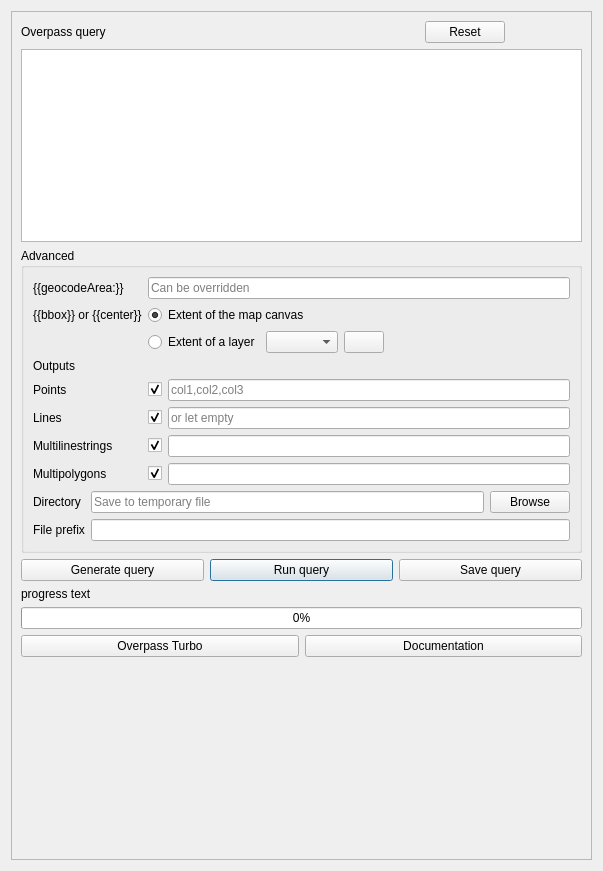
The window that ui/query.ui (3liz/QuickOSM) describes before a commit, drawn with Qt 5.
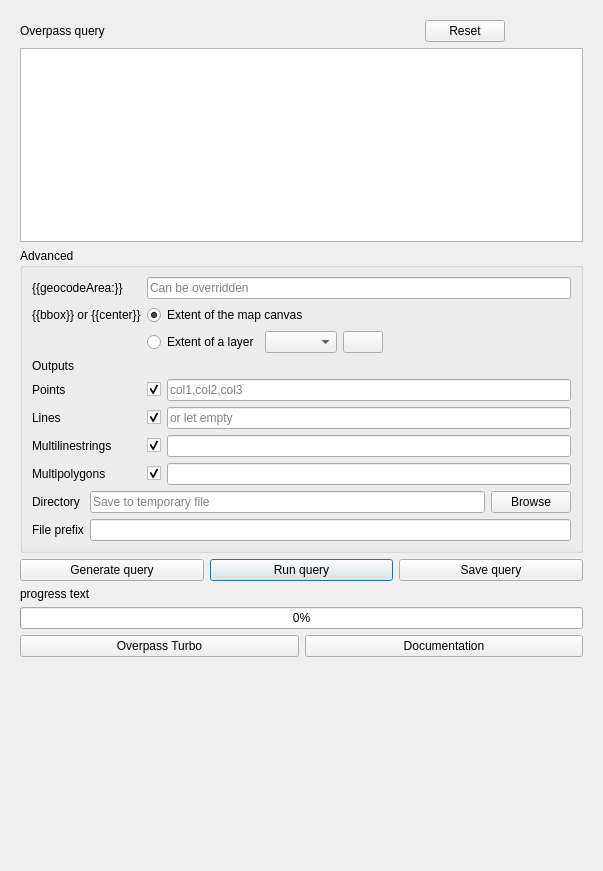
The same window after the commit. Icons and pictures are not drawn. Custom widgets are drawn as their Qt base class.

Commit message: delete frames in scroll area

Diff of the .ui file:
```diff
--- a/ui/query.ui
+++ b/ui/query.ui
@@ -16,6 +16,12 @@
   <layout class="QVBoxLayout" name="verticalLayout_3">
    <item>
     <widget class="QScrollArea" name="scrollArea">
+     <property name="frameShape">
+      <enum>QFrame::NoFrame</enum>
+     </property>
+     <property name="frameShadow">
+      <enum>QFrame::Plain</enum>
+     </property>
      <property name="widgetResizable">
       <bool>true</bool>
      </property>
@@ -24,8 +30,8 @@
        <rect>
         <x>0</x>
         <y>0</y>
-        <width>589</width>
-        <height>857</height>
+        <width>595</width>
+        <height>863</height>
        </rect>
       </property>
       <layout class="QVBoxLayout" name="verticalLayout">
```
The commit also changes 7 other files.
